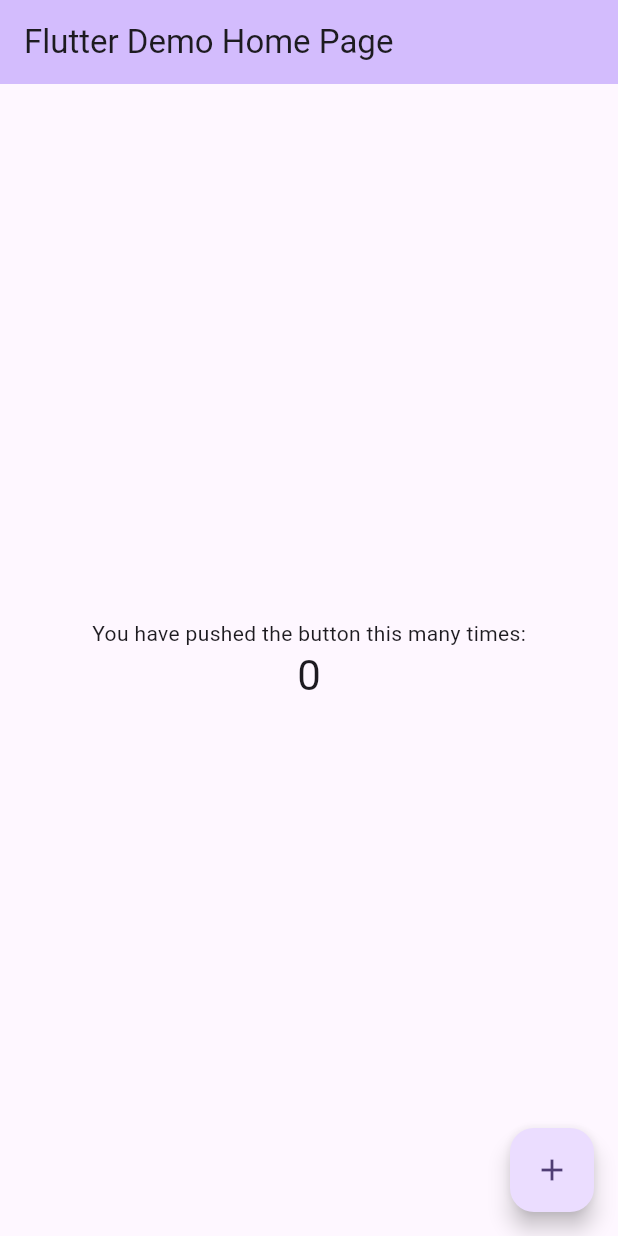
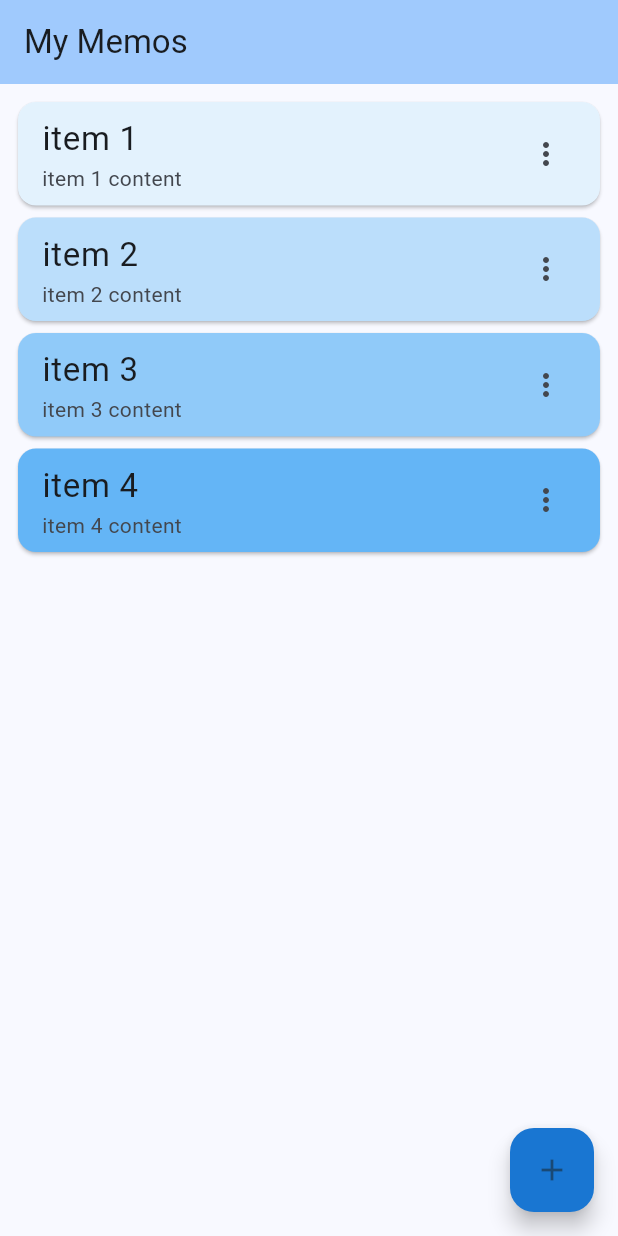
Before and after one commit to chshin0225/flutter_memo_app, a Flutter app: the screen it shows after launch, on a phone screen of 412 x 824 dp. Run offline on Flutter 3.47's test engine with Material 2 defaults, Android fonts, the phone set to English and light mode, and no system bars.

Commit message:
style: style memo list page

```diff
--- a/lib/main.dart
+++ b/lib/main.dart
@@ -11,12 +11,12 @@ class MyApp extends StatelessWidget {
   @override
   Widget build(BuildContext context) {
     return MaterialApp(
-      title: 'Flutter Demo',
+      title: 'Memo app',
       theme: ThemeData(
-        colorScheme: ColorScheme.fromSeed(seedColor: Colors.deepPurple),
+        colorScheme: ColorScheme.fromSeed(seedColor: Colors.blue),
         useMaterial3: true,
       ),
-      home: const MyHomePage(title: 'Flutter Demo Home Page'),
+      home: const MyHomePage(title: 'My Memos'),
     );
   }
 }
@@ -63,48 +63,53 @@ class _MyHomePageState extends State<MyHomePage> {
     // than having to individually change instances of widgets.
     return Scaffold(
       appBar: AppBar(
-        // TRY THIS: Try changing the color here to a specific color (to
-        // Colors.amber, perhaps?) and trigger a hot reload to see the AppBar
-        // change color while the other colors stay the same.
         backgroundColor: Theme.of(context).colorScheme.inversePrimary,
-        // Here we take the value from the MyHomePage object that was created by
-        // the App.build method, and use it to set our appbar title.
         title: Text(widget.title),
       ),
-      body: Center(
-        // Center is a layout widget. It takes a single child and positions it
-        // in the middle of the parent.
-        child: Column(
-          // Column is also a layout widget. It takes a list of children and
-          // arranges them vertically. By default, it sizes itself to fit its
-          // children horizontally, and tries to be as tall as its parent.
-          //
-          // Column has various properties to control how it sizes itself and
-          // how it positions its children. Here we use mainAxisAlignment to
-          // center the children vertically; the main axis here is the vertical
-          // axis because Columns are vertical (the cross axis would be
-          // horizontal).
-          //
-          // TRY THIS: Invoke "debug painting" (choose the "Toggle Debug Paint"
-          // action in the IDE, or press "p" in the console), to see the
-          // wireframe for each widget.
-          mainAxisAlignment: MainAxisAlignment.center,
-          children: <Widget>[
-            const Text(
-              'You have pushed the button this many times:',
+      body: ListView(
+        padding: const EdgeInsets.all(8),
+        children: <Widget>[
+          Card(
+            color: Colors.blue[50],
+            child: const ListTile(
+              title: Text('item 1', style: TextStyle(fontSize: 22),),
+              subtitle: Text('item 1 content'),
+              trailing: Icon(Icons.more_vert),
             ),
-            Text(
-              '$_counter',
-              style: Theme.of(context).textTheme.headlineMedium,
+          ),
+          Card(
+            color: Colors.blue[100],
+            child: const ListTile(
+              title: Text('item 2', style: TextStyle(fontSize: 22),),
+              subtitle: Text('item 2 content'),
+              trailing: Icon(Icons.more_vert),
             ),
-          ],
-        ),
+          ),
+          Card(
+            color: Colors.blue[200],
+            child: const ListTile(
+              title: Text('item 3', style: TextStyle(fontSize: 22),),
+              subtitle: Text('item 3 content'),
+              trailing: Icon(Icons.more_vert),
+            ),
+          ),
+          Card(
+            color: Colors.blue[300],
+            child: const ListTile(
+              title: Text('item 4', style: TextStyle(fontSize: 22),),
+              subtitle: Text('item 4 content'),
+              trailing: Icon(Icons.more_vert),
+            ),
+          ),
+        ],
       ),
       floatingActionButton: FloatingActionButton(
-        onPressed: _incrementCounter,
-        tooltip: 'Increment',
+        onPressed: () {
+          // Add your onPressed code here!
+        },
+        backgroundColor: Colors.blue[700],
         child: const Icon(Icons.add),
-      ), // This trailing comma makes auto-formatting nicer for build methods.
+      ),
     );
   }
 }
```
Also changed, not shown: lib/constants/colors.dart (added).
